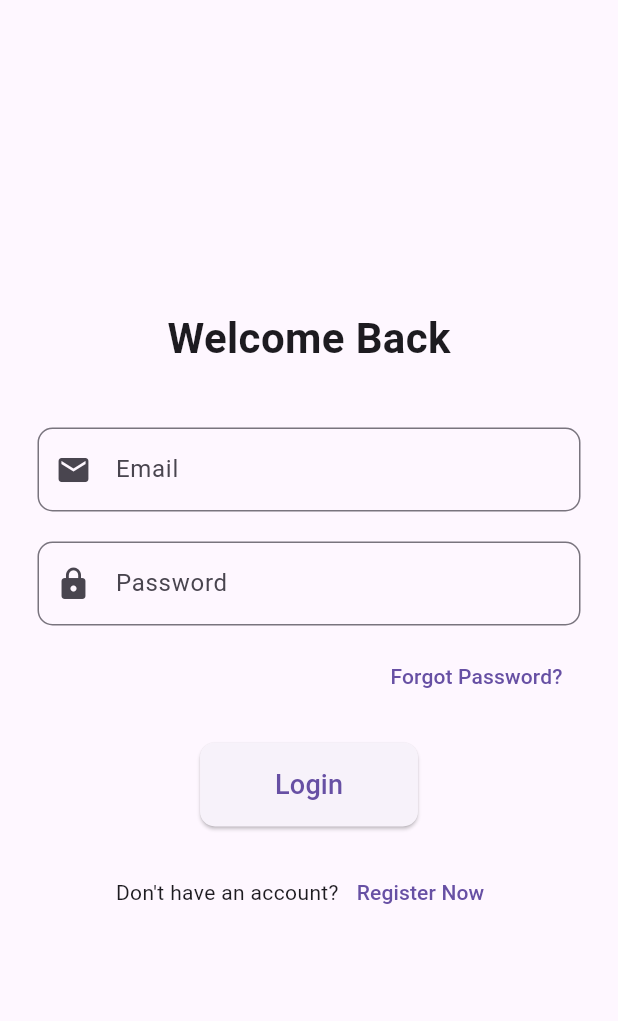
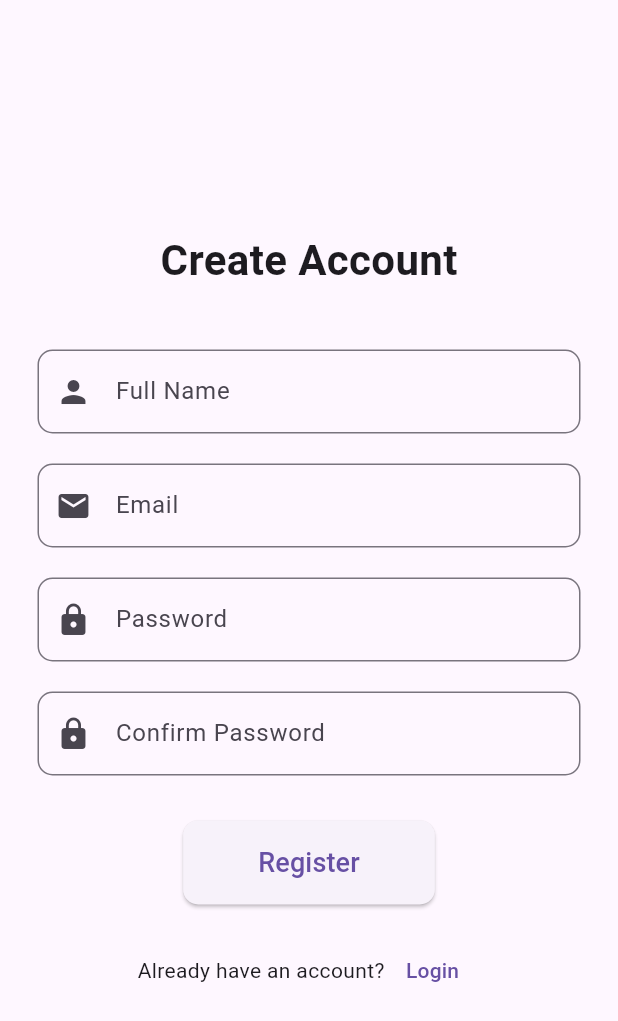
Before and after one commit to TheMalrok/flutter_login_auth_home_classes, a Flutter app: the screen it shows after launch, after a tap on "Register Now", on a phone screen of 412 x 824 dp. Shown: the top 1021 px of the screen. Run offline on Flutter 3.47's test engine with Material 3 defaults, Android fonts, the phone set to English and light mode, and no system bars.

Commit message:
minor changes

```diff
--- a/lib/main.dart
+++ b/lib/main.dart
@@ -1,5 +1,5 @@
 import 'package:flutter/material.dart';
-import 'package:flutter_application_1/login_screen.dart';
+import 'package:flutter_application_1/screens/login_screen.dart';
 
 void main() {
   runApp(const MyApp());
--- a/lib/login_screen.dart
+++ b/lib/screens/login_screen.dart
@@ -1,5 +1,6 @@
 import 'package:flutter/material.dart';
-import 'package:flutter_application_1/secound_screen.dart';
+import 'package:flutter_application_1/screens/home_screen.dart';
+import 'package:flutter_application_1/screens/register_screen.dart';
 
 class LoginScreen extends StatefulWidget {
   const LoginScreen({super.key, required this.title});
@@ -64,7 +65,7 @@ class _LoginScreenState extends State<LoginScreen> {
           ),
           const SizedBox(height: 20),
           ElevatedButton(
-            onPressed: () => _goToSecondScreen(context),
+            onPressed: () => _goToHomeScreen(context),
             style: ElevatedButton.styleFrom(
               padding: const EdgeInsets.symmetric(horizontal: 50, vertical: 15),
               shape: RoundedRectangleBorder(
@@ -79,7 +80,9 @@ class _LoginScreenState extends State<LoginScreen> {
             children: [
               const Text("Don't have an account?"),
               TextButton(
-                onPressed: () {},
+                onPressed: () {
+                  _goToRegisterScreen(context);
+                },
                 child: const Text('Register Now'),
               ),
             ],
@@ -90,7 +93,12 @@ class _LoginScreenState extends State<LoginScreen> {
   }
 }
 
-void _goToSecondScreen(BuildContext context) {
+void _goToHomeScreen(BuildContext context) {
   Navigator.of(context)
       .push(MaterialPageRoute(builder: (context) => const HomeScreen()));
 }
+
+void _goToRegisterScreen(BuildContext context) {
+  Navigator.of(context)
+      .push(MaterialPageRoute(builder: (context) => const RegisterScreen()));
+}
--- /dev/null
+++ b/lib/screens/register_screen.dart
@@ -0,0 +1,102 @@
+import 'package:flutter/material.dart';
+
+class RegisterScreen extends StatelessWidget {
+  const RegisterScreen({super.key});
+
+  @override
+  Widget build(BuildContext context) {
+    return Scaffold(
+        body: Center(
+      child: Column(
+        mainAxisAlignment: MainAxisAlignment.center,
+        children: [
+          const Text(
+            'Create Account',
+            style: TextStyle(
+              fontSize: 28,
+              fontWeight: FontWeight.bold,
+            ),
+          ),
+          const SizedBox(height: 40),
+          Padding(
+            padding: const EdgeInsets.symmetric(horizontal: 25),
+            child: TextField(
+              decoration: InputDecoration(
+                hintText: 'Full Name',
+                prefixIcon: const Icon(Icons.person),
+                border: OutlineInputBorder(
+                  borderRadius: BorderRadius.circular(10),
+                ),
+              ),
+            ),
+          ),
+          const SizedBox(height: 20),
+          Padding(
+            padding: const EdgeInsets.symmetric(horizontal: 25),
+            child: TextField(
+              decoration: InputDecoration(
+                hintText: 'Email',
+                prefixIcon: const Icon(Icons.email),
+                border: OutlineInputBorder(
+                  borderRadius: BorderRadius.circular(10),
+                ),
+              ),
+            ),
+          ),
+          const SizedBox(height: 20),
+          Padding(
+            padding: const EdgeInsets.symmetric(horizontal: 25),
+            child: TextField(
+              obscureText: true,
+              decoration: InputDecoration(
+                hintText: 'Password',
+                prefixIcon: const Icon(Icons.lock),
+                border: OutlineInputBorder(
+                  borderRadius: BorderRadius.circular(10),
+                ),
+              ),
+            ),
+          ),
+          const SizedBox(height: 20),
+          Padding(
+            padding: const EdgeInsets.symmetric(horizontal: 25),
+            child: TextField(
+              obscureText: true,
+              decoration: InputDecoration(
+                hintText: 'Confirm Password',
+                prefixIcon: const Icon(Icons.lock),
+                border: OutlineInputBorder(
+                  borderRadius: BorderRadius.circular(10),
+                ),
+              ),
+            ),
+          ),
+          const SizedBox(height: 30),
+          ElevatedButton(
+            onPressed: () {},
+            style: ElevatedButton.styleFrom(
+              padding: const EdgeInsets.symmetric(horizontal: 50, vertical: 15),
+              shape: RoundedRectangleBorder(
+                borderRadius: BorderRadius.circular(10),
+              ),
+            ),
+            child: const Text('Register', style: TextStyle(fontSize: 18)),
+          ),
+          const SizedBox(height: 20),
+          Row(
+            mainAxisAlignment: MainAxisAlignment.center,
+            children: [
+              const Text("Already have an account?"),
+              TextButton(
+                onPressed: () {
+                  Navigator.of(context).pop();
+                },
+                child: const Text('Login'),
+              ),
+            ],
+          ),
+        ],
+      ),
+    ));
+  }
+}
```
Also changed, not shown: lib/screens/home_screen.dart (renamed from lib/secound_screen.dart).
